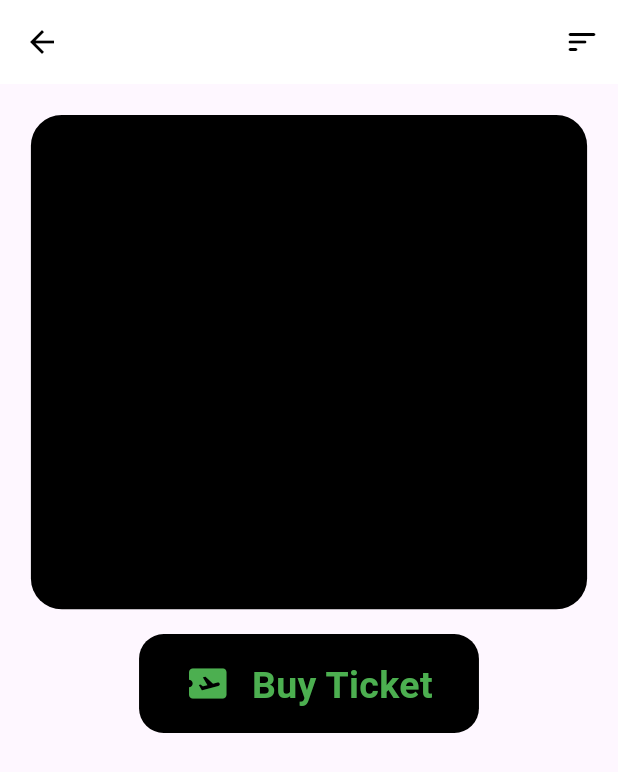
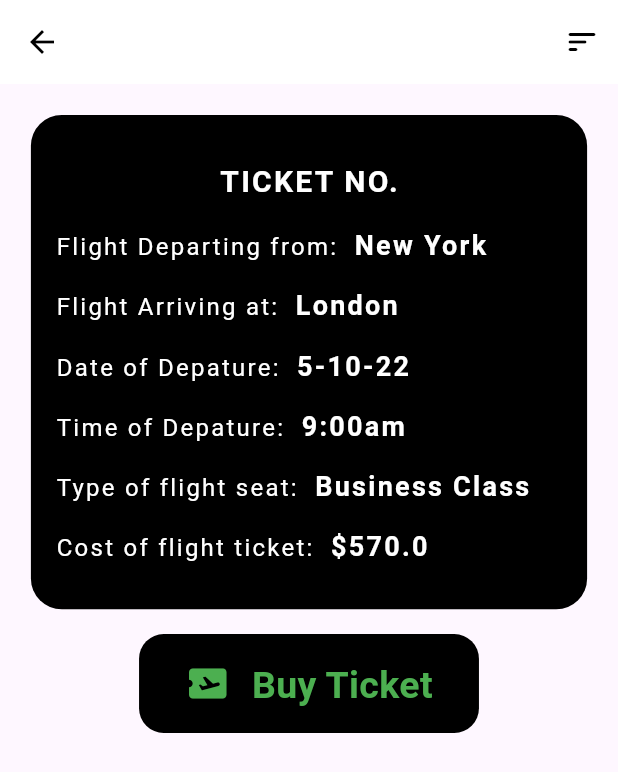
Before and after one commit to KareceA/airkarece, a Flutter app: the CheckoutScreen screen opened directly with sample values from the repository, on a phone screen of 412 x 824 dp. Shown: the top 772 px of the screen. Run offline on Flutter 3.47's test engine with Material 2 defaults, Android fonts, the phone set to English and light mode, and no system bars; our stand-ins replace google_fonts, page_transition.

Commit message:
Checkout screen update with flight details

```diff
--- a/lib/screens/checkout/checkout_screen.dart
+++ b/lib/screens/checkout/checkout_screen.dart
@@ -26,12 +26,144 @@ class _CheckoutScreenState extends State<CheckoutScreen> {
             child: Column(
               children: [
                 Container(
+                  padding: EdgeInsets.all(SizeConfig.blockSizeHorizontal! * 4),
                   height: SizeConfig.screenHeight! / 2.5,
                   width: SizeConfig.screenWidth! / 0.5,
                   decoration: BoxDecoration(
                     color: Colors.black,
                     borderRadius: BorderRadius.circular(
                         SizeConfig.blockSizeHorizontal! * 5),
+                  ),
+                  child: Column(
+                    mainAxisAlignment: MainAxisAlignment.spaceEvenly,
+                    crossAxisAlignment: CrossAxisAlignment.start,
+                    children: [
+                      const Center(
+                        child: Text(
+                          "TICKET NO.",
+                          style: TextStyle(
+                              color: Colors.white,
+                              fontSize: 20.0,
+                              fontWeight: FontWeight.bold,
+                              letterSpacing: 1.5,
+                              height: 1.5),
+                        ),
+                      ),
+                      RichText(
+                        text: TextSpan(
+                          text: "Flight Departing from:  ",
+                          style: const TextStyle(
+                              color: Colors.white,
+                              fontSize: 16.0,
+                              letterSpacing: 1.5,
+                              height: 1.5),
+                          children: [
+                            TextSpan(
+                              text: widget.flight.departure,
+                              style: const TextStyle(
+                                  color: Colors.white,
+                                  fontSize: 18.0,
+                                  fontWeight: FontWeight.bold),
+                            ),
+                          ],
+                        ),
+                      ),
+                      RichText(
+                        text: TextSpan(
+                          text: "Flight Arriving at:  ",
+                          style: const TextStyle(
+                              color: Colors.white,
+                              fontSize: 16.0,
+                              letterSpacing: 1.5,
+                              height: 1.5),
+                          children: [
+                            TextSpan(
+                              text: widget.flight.arrival,
+                              style: const TextStyle(
+                                  color: Colors.white,
+                                  fontSize: 18.0,
+                                  fontWeight: FontWeight.bold),
+                            ),
+                          ],
+                        ),
+                      ),
+                      RichText(
+                        text: TextSpan(
+                          text: "Date of Depature:  ",
+                          style: const TextStyle(
+                              color: Colors.white,
+                              fontSize: 16.0,
+                              letterSpacing: 1.5,
+                              height: 1.5),
+                          children: [
+                            TextSpan(
+                              text: widget.flight.date,
+                              style: const TextStyle(
+                                  color: Colors.white,
+                                  fontSize: 18.0,
+                                  fontWeight: FontWeight.bold),
+                            ),
+                          ],
+                        ),
+                      ),
+                      RichText(
+                        text: TextSpan(
+                          text: "Time of Depature:  ",
+                          style: const TextStyle(
+                              color: Colors.white,
+                              fontSize: 16.0,
+                              letterSpacing: 1.5,
+                              height: 1.5),
+                          children: [
+                            TextSpan(
+                              text: widget.flight.time,
+                              style: const TextStyle(
+                                  color: Colors.white,
+                                  fontSize: 18.0,
+                                  fontWeight: FontWeight.bold),
+                            ),
+                          ],
+                        ),
+                      ),
+                      RichText(
+                        text: TextSpan(
+                          text: "Type of flight seat:  ",
+                          style: const TextStyle(
+                              color: Colors.white,
+                              fontSize: 16.0,
+                              letterSpacing: 1.5,
+                              height: 1.5),
+                          children: [
+                            TextSpan(
+                              text: "${widget.flight.type} Class",
+                              style: const TextStyle(
+                                  color: Colors.white,
+                                  fontSize: 18.0,
+                                  fontWeight: FontWeight.bold),
+                            ),
+                          ],
+                        ),
+                      ),
+                      RichText(
+                        text: TextSpan(
+                          text: "Cost of flight ticket:  ",
+                          style: const TextStyle(
+                              color: Colors.white,
+                              fontSize: 16.0,
+                              letterSpacing: 1.5,
+                              height: 1.5),
+                          children: [
+                            TextSpan(
+                              text: "\$${widget.flight.cost.toString()}",
+                              style: const TextStyle(
+                                  color: Colors.white,
+                                  fontSize: 18.0,
+                                  fontWeight: FontWeight.bold),
+                            ),
+                          ],
+                        ),
+                      ),
+                    ],
                   ),
                 ),
                 SizedBox(
@@ -242,6 +374,7 @@ class _CheckoutScreenState extends State<CheckoutScreen> {
                     InkWell(
                       onTap: (() {
                         Navigator.of(context).pop();
+                        Navigator.of(context).pop();
                       }),
                       child: Ink(
                         padding: EdgeInsets.all(
```
